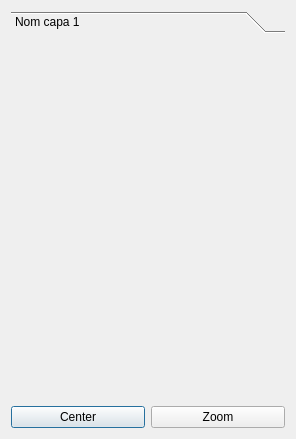
Above: ui/info_plus_dialog.ui from psigcat/infoplus before the change. Below: the same form after it.
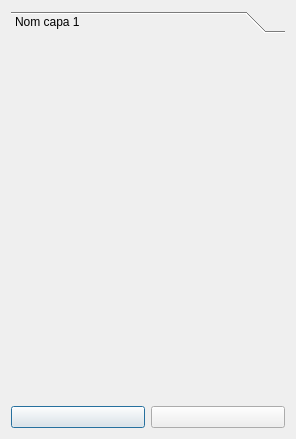
That is the form after the change.

Commit message: set icont to center and zoom... set the default icon from default actions

The edit to the form file:
```diff
--- a/ui/info_plus_dialog.ui
+++ b/ui/info_plus_dialog.ui
@@ -39,14 +39,14 @@
      <item>
       <widget class="QPushButton" name="center_PButton">
        <property name="text">
-        <string>Center</string>
+        <string/>
        </property>
       </widget>
      </item>
      <item>
       <widget class="QPushButton" name="zoom_PButton">
        <property name="text">
-        <string>Zoom</string>
+        <string/>
        </property>
       </widget>
      </item>
```
The commit also changes 1 other file.
